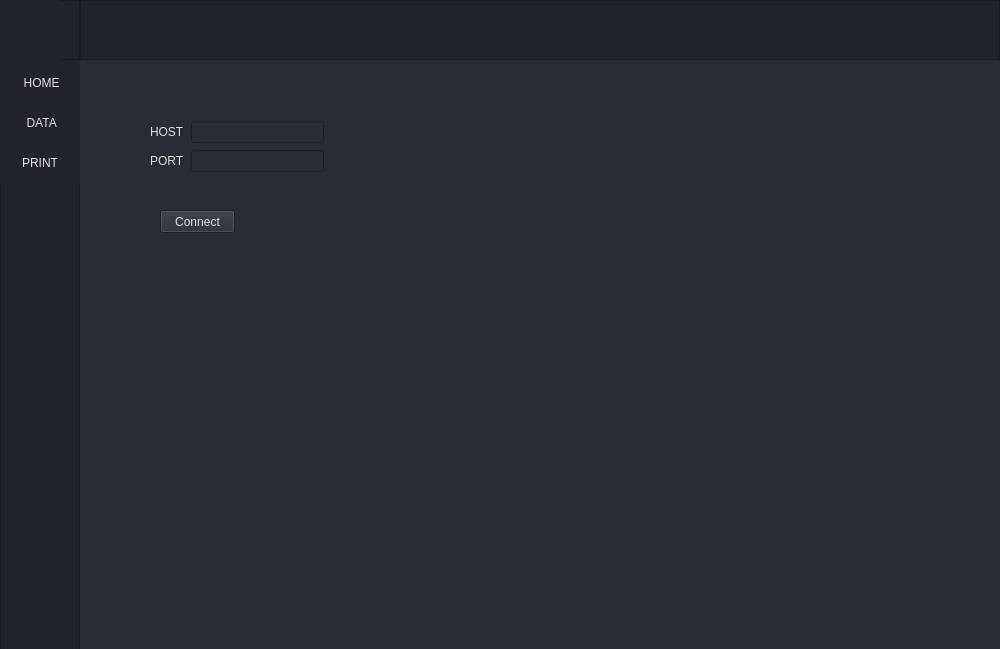
hoahoa3197/S01_SMT_2, file ScanVT2.ui: the form before one commit.
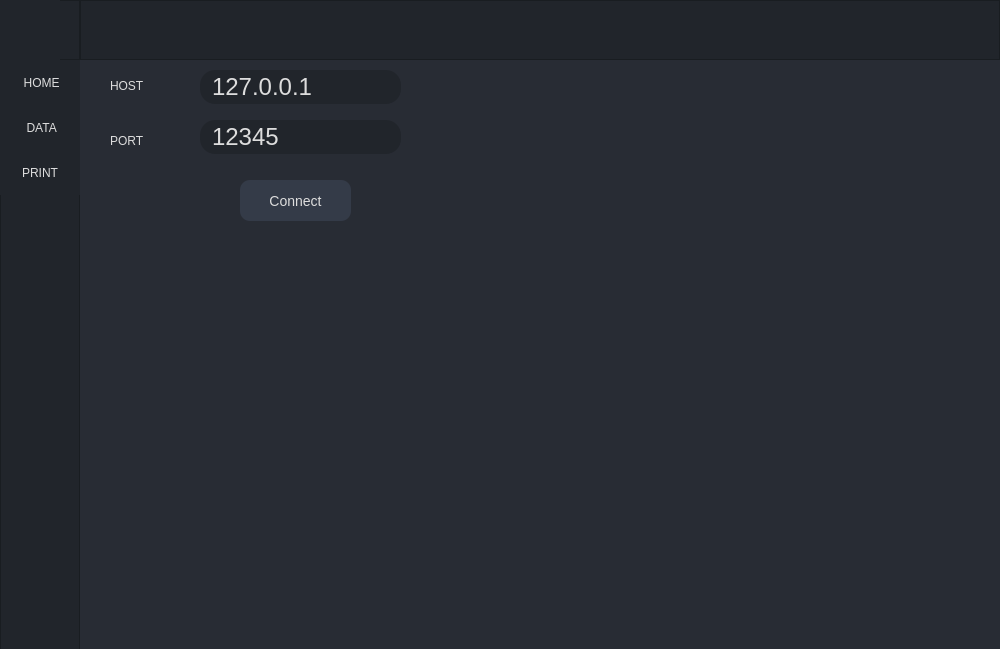
The form after the commit. The open tabs and pages were chosen to show the change. Icons and pictures are not drawn.

```diff
--- a/ScanVT2.ui
+++ b/ScanVT2.ui
@@ -871,54 +871,202 @@
        <string>Upload</string>
       </property>
      </widget>
-    </widget>
-    <widget class="QWidget" name="pagePrinterConfig">
-     <widget class="QPushButton" name="btnConnectPrinter">
+     <widget class="QWidget" name="">
       <property name="geometry">
        <rect>
-        <x>70</x>
-        <y>150</y>
-        <width>75</width>
-        <height>23</height>
+        <x>531</x>
+        <y>25</y>
+        <width>88</width>
+        <height>202</height>
        </rect>
       </property>
-      <property name="text">
-       <string>Connect</string>
-      </property>
-     </widget>
-     <widget class="QWidget" name="layoutWidget">
-      <property name="geometry">
-       <rect>
-        <x>60</x>
-        <y>60</y>
-        <width>174</width>
-        <height>54</height>
-       </rect>
-      </property>
-      <layout class="QGridLayout" name="gridLayout">
+      <layout class="QFormLayout" name="formLayout">
+       <property name="horizontalSpacing">
+        <number>8</number>
+       </property>
+       <property name="verticalSpacing">
+        <number>35</number>
+       </property>
        <item row="0" column="0">
-        <widget class="QLabel" name="label">
+        <widget class="QLabel" name="lb_MaNCU">
+         <property name="styleSheet">
+          <string notr="true">font-size:14px;
+color:#DDDDDD;</string>
+         </property>
          <property name="text">
-          <string>HOST</string>
+          <string>NCU Code</string>
+         </property>
+         <property name="alignment">
+          <set>Qt::AlignRight|Qt::AlignTrailing|Qt::AlignVCenter</set>
          </property>
         </widget>
        </item>
-       <item row="0" column="1">
-        <widget class="QLineEdit" name="txtHost"/>
-       </item>
        <item row="1" column="0">
-        <widget class="QLabel" name="label_2">
+        <widget class="QLabel" name="lb_PN_ADD">
+         <property name="styleSheet">
+          <string notr="true">font-size:14px;
+color:#DDDDDD;</string>
+         </property>
          <property name="text">
-          <string>PORT</string>
+          <string>PN Code</string>
          </property>
         </widget>
        </item>
-       <item row="1" column="1">
-        <widget class="QLineEdit" name="txtPort"/>
+       <item row="2" column="0">
+        <widget class="QLabel" name="lb_nameNCU">
+         <property name="styleSheet">
+          <string notr="true">font-size:14px;
+color:#DDDDDD;</string>
+         </property>
+         <property name="text">
+          <string>Name NCU</string>
+         </property>
+         <property name="alignment">
+          <set>Qt::AlignRight|Qt::AlignTrailing|Qt::AlignVCenter</set>
+         </property>
+        </widget>
+       </item>
+       <item row="3" column="0">
+        <widget class="QLabel" name="lb_DATE_5">
+         <property name="styleSheet">
+          <string notr="true">font-size:14px;
+color:#DDDDDD;</string>
+         </property>
+         <property name="text">
+          <string>Format
+(Ex: 1-5-4-2)</string>
+         </property>
+         <property name="textFormat">
+          <enum>Qt::PlainText</enum>
+         </property>
+         <property name="alignment">
+          <set>Qt::AlignLeading|Qt::AlignLeft|Qt::AlignVCenter</set>
+         </property>
+        </widget>
        </item>
       </layout>
      </widget>
     </widget>
+    <widget class="QWidget" name="pagePrinterConfig">
+     <widget class="QLineEdit" name="txtHost">
+      <property name="geometry">
+       <rect>
+        <x>110</x>
+        <y>10</y>
+        <width>201</width>
+        <height>34</height>
+       </rect>
+      </property>
+      <property name="styleSheet">
+       <string notr="true">QLineEdit {
+background-color: rgb(33, 37, 43);
+border-radius:15px;
+color:#DDDDDD;
+font-size: 24px;
+text-align:center;
+padding-left:10px;
+
+}
+QLineEdit:hover {
+	border: 2px solid rgb(64, 71, 88);
+}
+QLineEdit:focus {
+	border: 2px solid rgb(91, 101, 124);
+}</string>
+      </property>
+      <property name="text">
+       <string>127.0.0.1</string>
+      </property>
+      <property name="readOnly">
+       <bool>false</bool>
+      </property>
+     </widget>
+     <widget class="QLineEdit" name="txtPort">
+      <property name="geometry">
+       <rect>
+        <x>110</x>
+        <y>60</y>
+        <width>201</width>
+        <height>34</height>
+       </rect>
+      </property>
+      <property name="styleSheet">
+       <string notr="true">QLineEdit {
+background-color: rgb(33, 37, 43);
+border-radius:15px;
+color:#DDDDDD;
+font-size: 24px;
+text-align:center;
+padding-left:10px;
+
+}
+QLineEdit:hover {
+	border: 2px solid rgb(64, 71, 88);
+}
+QLineEdit:focus {
+	border: 2px solid rgb(91, 101, 124);
+}</string>
+      </property>
+      <property name="text">
+       <string>12345</string>
+      </property>
+      <property name="readOnly">
+       <bool>false</bool>
+      </property>
+     </widget>
+     <widget class="QPushButton" name="btnConnectPrinter">
+      <property name="geometry">
+       <rect>
+        <x>150</x>
+        <y>120</y>
+        <width>111</width>
+        <height>41</height>
+       </rect>
+      </property>
+      <property name="styleSheet">
+       <string notr="true">*{color:#DDDDDD;
+background-color: rgb(52, 59, 72);
+border:none;
+font-size: 14px;
+border-radius:10px;
+}
+:hover{
+border: solid red;
+background-color: rgb(100, 100, 100);
+}
+</string>
+      </property>
+      <property name="text">
+       <string>Connect</string>
+      </property>
+     </widget>
+     <widget class="QLabel" name="label">
+      <property name="geometry">
+       <rect>
+        <x>20</x>
+        <y>10</y>
+        <width>51</width>
+        <height>31</height>
+       </rect>
+      </property>
+      <property name="text">
+       <string>HOST</string>
+      </property>
+     </widget>
+     <widget class="QLabel" name="label_2">
+      <property name="geometry">
+       <rect>
+        <x>20</x>
+        <y>70</y>
+        <width>51</width>
+        <height>21</height>
+       </rect>
+      </property>
+      <property name="text">
+       <string>PORT</string>
+      </property>
+     </widget>
+    </widget>
    </widget>
    <widget class="QFrame" name="frame_2">
     <property name="geometry">
@@ -970,7 +1118,7 @@
      <property name="geometry">
       <rect>
        <x>0</x>
-       <y>40</y>
+       <y>45</y>
        <width>80</width>
        <height>45</height>
       </rect>
@@ -988,14 +1136,20 @@
      </property>
      <property name="icon">
       <iconset>
-       <normaloff>Data/Icon/icon_settings.png</normaloff>Data/Icon/icon_settings.png</iconset>
+       <normaloff>Data/Icon/data.png</normaloff>Data/Icon/data.png</iconset>
+     </property>
+     <property name="iconSize">
+      <size>
+       <width>24</width>
+       <height>24</height>
+      </size>
      </property>
     </widget>
     <widget class="QPushButton" name="btnPrintConf">
      <property name="geometry">
       <rect>
        <x>0</x>
-       <y>80</y>
+       <y>90</y>
        <width>80</width>
        <height>45</height>
       </rect>
@@ -1013,7 +1167,13 @@
      </property>
      <property name="icon">
       <iconset>
-       <normaloff>Data/Icon/icon_settings.png</normaloff>Data/Icon/icon_settings.png</iconset>
+       <normaloff>Data/image/printer-fill.png</normaloff>Data/image/printer-fill.png</iconset>
+     </property>
+     <property name="iconSize">
+      <size>
+       <width>20</width>
+       <height>20</height>
+      </size>
      </property>
     </widget>
    </widget>
```
Left out of the diff: 104 changed lines with no effect on the pictures.
